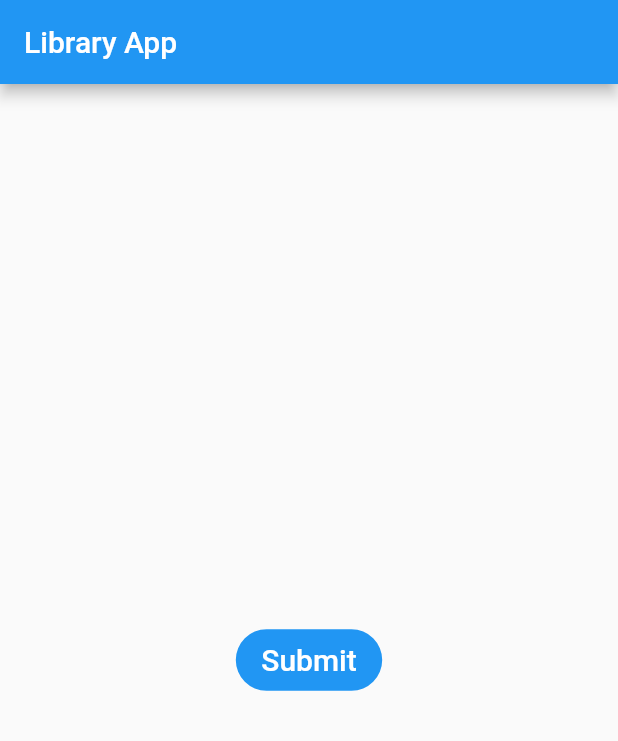
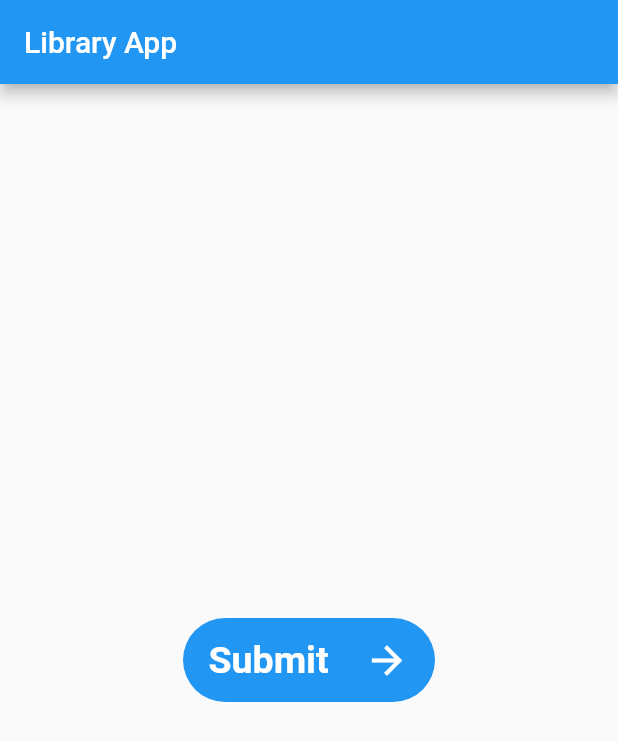
Before and after one commit to gnocchiarsugo/progress_button, a Flutter app: the screen it shows after launch, on a phone screen of 412 x 824 dp. Shown: the top 741 px of the screen. Run offline on Flutter 3.47's test engine with Material 2 defaults, Android fonts, the phone set to English and light mode, and no system bars.

Commit message:
Add files via upload

```diff
--- a/lib/main.dart
+++ b/lib/main.dart
@@ -37,9 +37,75 @@ class _MainPageState extends State<MainPage> {
       ),
       body: Center(
         child: ProgressButton(
+          height: 56.0,
+          width: 168.0,
           child: Padding(
-            padding: const EdgeInsets.symmetric(horizontal: 16.0,vertical: 8.0),
-            child: Text('Submit',style: Theme.of(context).textTheme.title.copyWith(color: Colors.white,fontSize: 20.0),),
+            padding: EdgeInsets.symmetric(horizontal: 16.0, vertical: 8.0),
+            child: Stack(
+              children: <Widget>[
+                Align(
+                  alignment: Alignment.centerLeft,
+                  child: Text(
+                    'Submit',
+                    style: Theme.of(context).textTheme.subhead.copyWith(color: Colors.white, fontSize: 25.0,fontWeight: FontWeight.bold),
+                  ),
+                ),
+                Align(
+                  alignment: Alignment.centerRight,
+                  child: Icon(
+                    Icons.arrow_forward,
+                    color: Colors.white,
+                    size: 30.0,
+                  ),
+                ),
+              ],
+            ),
+          ),
+          errorWidget: Padding(
+            padding: EdgeInsets.symmetric(horizontal: 16.0),
+            child: Row(
+              mainAxisSize: MainAxisSize.min,
+              mainAxisAlignment: MainAxisAlignment.start,
+              crossAxisAlignment: CrossAxisAlignment.center,
+              children: <Widget>[
+                Icon(
+                  Icons.close,
+                  color: Colors.white,
+                  size: 30.0,
+                ),
+
+                Padding(
+                  padding: EdgeInsets.only(left: 8.0),
+                  child: Text(
+                    'Error',
+                    style: Theme.of(context).textTheme.subhead.copyWith(color: Colors.white, fontSize: 25.0),
+                  ),
+                ),
+              ],
+            ),
+          ),
+          successWidget: Padding(
+            padding: EdgeInsets.symmetric(horizontal: 16.0),
+            child: Row(
+              mainAxisSize: MainAxisSize.min,
+              mainAxisAlignment: MainAxisAlignment.start,
+              crossAxisAlignment: CrossAxisAlignment.center,
+              children: <Widget>[
+                Icon(
+                  Icons.check,
+                  color: Colors.white,
+                  size: 30.0,
+                ),
+                Padding(
+                  padding: EdgeInsets.only(left: 8.0),
+                  child: Text(
+                    'Success',
+                    style: Theme.of(context).textTheme.subhead.copyWith(color: Colors.white, fontSize: 25.0),
+                  ),
+                )
+
+              ],
+            ),
           ),
           onPressed: () => Future.delayed(Duration(seconds: 5),() => ButtonState.success),
         ),
--- a/lib/progress_button/progress_button.dart
+++ b/lib/progress_button/progress_button.dart
@@ -19,6 +19,8 @@ class ProgressButton extends StatefulWidget {
   final double height;
   final double width;
   final Widget child;
+  final Widget successWidget;
+  final Widget errorWidget;
   final onButtonPressed<Future<ButtonState>> onPressed;
   final Function onSuccessFinished;
 
@@ -32,6 +34,8 @@ class ProgressButton extends StatefulWidget {
     this.height,
     this.width,
     @required this.child,
+    this.successWidget,
+    this.errorWidget,
     @required this.onPressed,
     this.onSuccessFinished,
 
@@ -72,7 +76,6 @@ class _ProgressButtonState extends State<ProgressButton> with SingleTickerProvid
         setState((){});
       }
       else if(status == AnimationStatus.dismissed){
-        //settare le variabii per gli onpressed dei due casi
         if(_state == ButtonState.success) {
           _animateSwitch = false;
           _onPressed = () {
@@ -116,47 +119,32 @@ class _ProgressButtonState extends State<ProgressButton> with SingleTickerProvid
     super.initState();
   }
 
+  Widget _defaultResultWidget(IconData _iconData){
+    return Padding(
+      padding: EdgeInsets.symmetric(vertical: 8.0),
+      child: Center(
+        child: FittedBox(
+          fit: BoxFit.cover,
+          child: Icon(
+            _iconData,
+            color: Colors.white,
+            size: math.min(_buttonSize.width, _buttonSize.height),
+          ),
+        ),
+      ),
+    );
+  }
+
   @override
   Widget build(BuildContext context) {
 
     _width = _buttonSize == null ? null : _buttonSize.width;
     _height = _buttonSize == null ? null : _buttonSize.height;
     _child = _animateSwitch ? Container()
-        : _state == ButtonState.idle ? Row(
-      mainAxisAlignment: MainAxisAlignment.center,
-      mainAxisSize: MainAxisSize.min,
-      crossAxisAlignment: CrossAxisAlignment.center,
-      children: <Widget>[
-        widget.child,
-      ],
-    )
+        : _state == ButtonState.idle ? widget.child
           : _state == ButtonState.success
-            ?  Padding(
-      padding: const EdgeInsets.symmetric(
-          vertical: 8.0, horizontal: 0.0),
-      child: Center(
-        child: AspectRatio(
-          aspectRatio: 1,
-          child: Image.asset(
-            'assets/white_check.png',
-            fit: BoxFit.cover,
-          ),
-        ),
-      ),
-    )
-            : Padding(
-      padding: const EdgeInsets.symmetric(
-          vertical: 8.0, horizontal: 0.0),
-      child: Center(
-        child: AspectRatio(
-          aspectRatio: 1,
-          child: Image.asset(
-            'assets/white_x.png',
-            fit: BoxFit.cover,
-          ),
-        ),
-      ),
-    );
+            ?  widget.successWidget ?? _defaultResultWidget(Icons.check)
+            : widget.errorWidget ??  _defaultResultWidget(Icons.close);
 
     _color = _state == ButtonState.idle
         ? widget.idleColor
@@ -191,6 +179,7 @@ class _ProgressButtonState extends State<ProgressButton> with SingleTickerProvid
       return _ProgressButton(
         width: widget.width ?? _width,
         height: widget.height ?? _height,
+        color: _color,
         child: _child,
         onPressed: (){
           if(_firstTap){
@@ -200,9 +189,7 @@ class _ProgressButtonState extends State<ProgressButton> with SingleTickerProvid
           }
           _onPressed();
         },
-        color: _color,
       );
-
     }
 
   }
--- a/pubspec.yaml
+++ b/pubspec.yaml
@@ -18,6 +18,3 @@ dev_dependencies:
 
 flutter:
   uses-material-design: true
-  assets:
-    - white_check.png
-    - white_x.png
```
Also changed, not shown: 4 other files.
